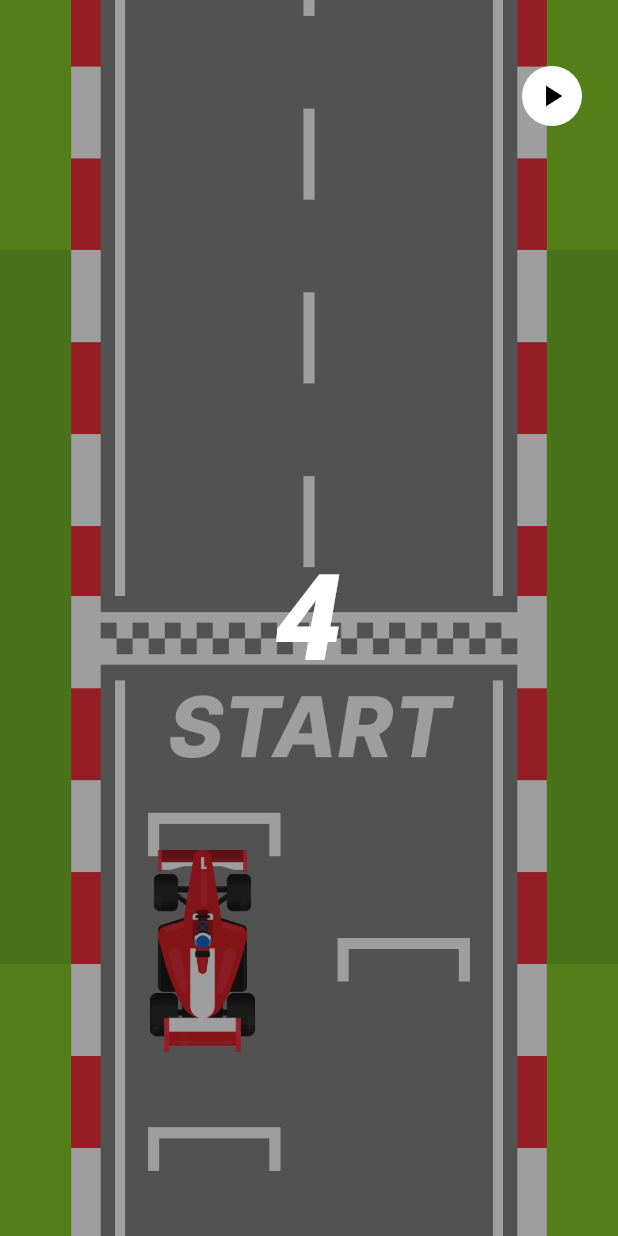
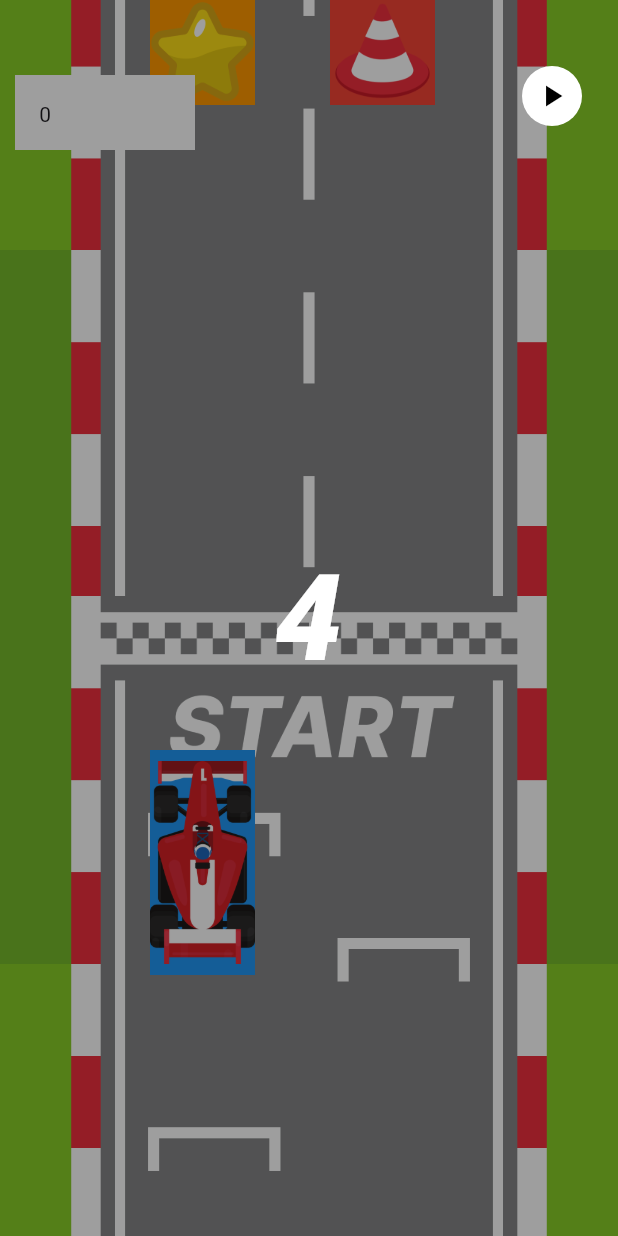
Before and after one commit to 0353497/skills_training_w24_gyro_race, a Flutter app: the screen it shows after launch, after a tap on "start Race", on a phone screen of 412 x 824 dp. Run offline on Flutter 3.47's test engine with Material 3 defaults, Android fonts, the phone set to English and light mode, and no system bars.

Commit message:
Refactor car and star components to use model classes; add cone component and models for cone and star

```diff
--- a/lib/components/car.dart
+++ b/lib/components/car.dart
@@ -1,9 +1,9 @@
 import 'package:flutter/material.dart';
+import 'package:gyro_race/models/car_model.dart';
 
 class Car extends StatefulWidget {
-  const Car({super.key, required this.x, required this.color});
-  final double x;
-  final String color;
+  const Car({super.key, required this.car});
+  final CarModel car;
   @override
   State<Car> createState() => _CarState();
 }
@@ -12,12 +12,17 @@ class _CarState extends State<Car> {
   @override
   Widget build(BuildContext context) {
     return Positioned(
-      bottom: 50,
-      left: widget.x,
-      child: SizedBox(
-        height: 280,
-        width: 70,
-        child: Image.asset("assets/cars/${widget.color}_car.png"),
+      top: widget.car.top,
+      left: widget.car.left,
+      child: Container(
+        color: Colors.blue,
+        height: widget.car.height,
+        width: widget.car.width,
+        child: Image.asset("assets/cars/${widget.car.color}_car.png",
+          height: widget.car.height,
+          width: widget.car.width,
+          fit: BoxFit.contain,
+        ),
       ),
     );
   }
--- /dev/null
+++ b/lib/components/cone.dart
@@ -0,0 +1,29 @@
+import 'package:flutter/material.dart';
+import 'package:gyro_race/models/cone_model.dart';
+
+class Cone extends StatefulWidget {
+  const Cone({super.key, required this.coneModel,});
+  final ConeModel coneModel;
+  @override
+  State<Cone> createState() => _ConeState();
+}
+
+class _ConeState extends State<Cone> {
+  @override
+  Widget build(BuildContext context) {
+    return
+    widget.coneModel.showCone ?
+    Positioned(
+      top: widget.coneModel.top,
+      left: widget.coneModel.left,
+      child: Container(
+        color: Colors.red,
+        height: widget.coneModel.height,
+        width: widget.coneModel.width,
+        child: Image.asset(
+          "assets/obstacles/cone.png",
+        ),
+      ),
+    ) : SizedBox();
+  }
+}
--- a/lib/components/star.dart
+++ b/lib/components/star.dart
@@ -1,9 +1,9 @@
 import 'package:flutter/material.dart';
+import 'package:gyro_race/models/star_model.dart';
 
 class Star extends StatefulWidget {
-  const Star({super.key, required this.x, required this.y});
-  final double x;
-  final double y;
+  const Star({super.key, required this.starModel,});
+  final StarModel starModel;
   @override
   State<Star> createState() => _StarState();
 }
@@ -11,14 +11,17 @@ class Star extends StatefulWidget {
 class _StarState extends State<Star> {
   @override
   Widget build(BuildContext context) {
-    return Positioned(
-      bottom: widget.y,
-      left: widget.x,
-      child: SizedBox(
-        height: 50,
-        width: 50,
+    return
+    widget.starModel.showStar ?
+    Positioned(
+      top: widget.starModel.top,
+      left: widget.starModel.left,
+      child: Container(
+        color: Colors.orange,
+        height: widget.starModel.height,
+        width: widget.starModel.width,
         child: Image.asset("assets/obstacles/star.png"),
       ),
-    );
+    ) : SizedBox();
   }
 }
--- /dev/null
+++ b/lib/models/car_model.dart
@@ -0,0 +1,14 @@
+import 'package:flutter/widgets.dart';
+
+class CarModel {
+  final double left;
+  late final String color;
+  final double top = 500;
+  final double height = 150;
+  final double width = 70;
+  CarModel(this.left, this.color);
+
+  Rect get bounds {
+    return Rect.fromLTWH(left, top, width, height);
+  }
+}
--- /dev/null
+++ b/lib/models/cone_model.dart
@@ -0,0 +1,14 @@
+import 'package:flutter/widgets.dart';
+
+class ConeModel {
+  double left;
+  double top;
+  final double height = 70;
+  final double width = 70;
+  bool showCone;
+  ConeModel(this.left, this.top, {this.showCone = true});
+
+  Rect get bounds {
+    return Rect.fromLTWH(left, top, width, height);
+  }
+}
--- /dev/null
+++ b/lib/models/star_model.dart
@@ -0,0 +1,14 @@
+import 'package:flutter/widgets.dart';
+
+class StarModel {
+  double left;
+  double top;
+  final double height = 70;
+  final double width = 70;
+  StarModel(this.left, this.top, {this.showStar = true});
+  bool showStar;
+
+  Rect get bounds {
+    return Rect.fromLTWH(left, top, width, height);
+  }
+}
--- a/lib/views/game.dart
+++ b/lib/views/game.dart
@@ -1,9 +1,16 @@
+import 'dart:math';
+
 import 'package:flutter/material.dart';
 import 'package:flutter/scheduler.dart';
 import 'package:gyro_race/components/car.dart';
+import 'package:gyro_race/components/cone.dart';
 import 'package:gyro_race/components/end_dialog.dart';
 import 'package:gyro_race/components/pauze_button.dart';
 import 'package:gyro_race/components/shade_overlay.dart';
+import 'package:gyro_race/components/star.dart';
+import 'package:gyro_race/models/car_model.dart';
+import 'package:gyro_race/models/cone_model.dart';
+import 'package:gyro_race/models/star_model.dart';
 
 class Game extends StatefulWidget {
   final String carColor;
@@ -26,15 +33,20 @@ class _GameState extends State<Game> with TickerProviderStateMixin {
   double trackPosition = 0;
   bool firstTrackOver = false;
   bool showEndTrack = false;
+  int score = 0;
+  late final CarModel car;
+  final ConeModel coneModel = ConeModel(220, 0);
+  final StarModel starModel = StarModel(100, 0);
+
 
   @override
   void initState() {
     super.initState();
 
+    car = CarModel(100, widget.carColor);
     _ticker = createTicker((elapsed) {
       onTick(elapsed);
     });
-
 
     startCountDown();
   }
@@ -69,12 +81,29 @@ class _GameState extends State<Game> with TickerProviderStateMixin {
     }
 
     if (elapsed.inSeconds > (gameDurationinSeconds + 3)) {
-      endGame();
+      endGame("Finished!");
     }
 
     trackPosition %= MediaQuery.of(context).size.height;
+
+    coneModel.top = trackPosition;
+    starModel.top = trackPosition;
+
+    if (coneModel.top > 0 && coneModel.top < MediaQuery.of(context).size.height - 50) {
+      if (checkCollision(coneModel.bounds)) {
+        endGame("Failed");
+      }
+    }
+    if (starModel.top > 0 && starModel.top < MediaQuery.of(context).size.height - 50) {
+      if (checkCollision(starModel.bounds)) {
+        setState(() {
+          starModel.showStar = false;
+          score++;
+        });
+      }
+    }
+    if (starModel.top > MediaQuery.of(context).size.height - 50) respawnStar();
   });
-
   }
 
   void pauzeTick(){
@@ -94,6 +123,7 @@ class _GameState extends State<Game> with TickerProviderStateMixin {
 
   void reset() {
     setState(() {
+      score = 0;
       shadeText = "0";
       showShade = true;
       trackPosition = 0;
@@ -117,7 +147,27 @@ class _GameState extends State<Game> with TickerProviderStateMixin {
           showEndTrack
           ? EndTrack(trackPosition: (trackPosition) - (screenHeight * 0.9))
           : SizedBox(),
-          Car(x: 100, color: widget.carColor,),
+
+
+          Car(car: car,),
+          Star(starModel: starModel),
+          Cone(coneModel: coneModel),
+
+
+          Positioned(
+            top: 50,
+            left: 10,
+            child: Container(
+                width: 120,
+                height: 50,
+                color: Colors.white,
+                child: Padding(
+                  padding: const EdgeInsets.all(16.0),
+                  child: Text(score.toString()),
+                ),
+              )
+            ),
+
           showShade ? ShadeOverlay(
             text: shadeText,
             pauzed: !_ticker.isActive,
@@ -145,7 +195,7 @@ class _GameState extends State<Game> with TickerProviderStateMixin {
     });
   }
 
-  void endGame() {
+  void endGame(String title) {
     setState(() {
       showDialog(
         context: context,
@@ -153,7 +203,7 @@ class _GameState extends State<Game> with TickerProviderStateMixin {
           startCountDown();
         },
         title: Text(
-          "Finished!",
+          title,
           style: TextStyle(
             fontSize: 48,
             fontWeight: FontWeight.bold,
@@ -163,6 +213,20 @@ class _GameState extends State<Game> with TickerProviderStateMixin {
         ),
       );
       reset();
+    });
+  }
+
+  bool checkCollision(Rect bounds) {
+    return car.bounds.overlaps(bounds);
+  }
+
+  void respawnStar() {
+    final int side = Random().nextInt(1);
+    final double position = side == 0 ? 100 : 220;
+
+    setState(() {
+      starModel.showStar = true;
+      starModel.left = position;
     });
   }
 }
```
